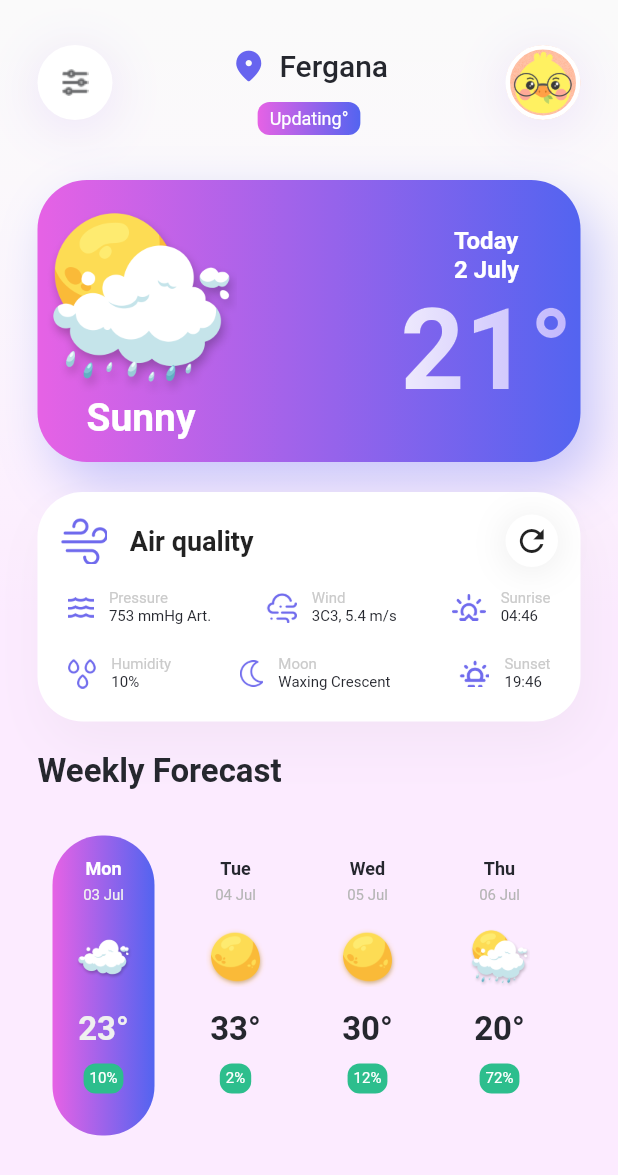
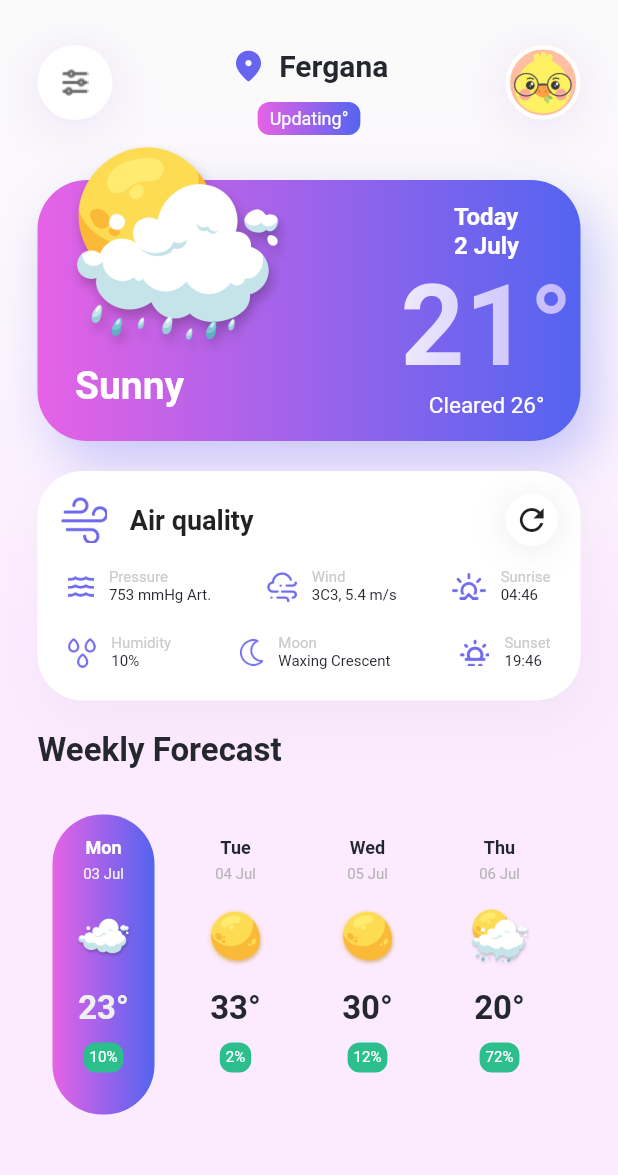
Before and after one commit to stevelpak/weather_app, a Flutter app: the screen it shows after launch, on a phone screen of 412 x 824 dp. Shown: the top 1175 px of the screen. Run offline on Flutter 3.47's test engine with Material 2 defaults, Android fonts, the phone set to English and light mode, and no system bars.

Commit message:
Weather App Updated Stack

```diff
--- a/lib/home_page.dart
+++ b/lib/home_page.dart
@@ -59,7 +59,7 @@ class _HomePageState extends State<HomePage> {
                         style: TextStyle(
                             fontSize: 20,
                             color: topCityColor,
-                        ),
+                            fontWeight: FontWeight.bold),
                       ),
                     ),
                     Container(
@@ -101,8 +101,11 @@ class _HomePageState extends State<HomePage> {
                 )
               ],
             ),
+            Stack(
+              children: [
                 Container(
-              padding: const EdgeInsets.symmetric(vertical: 15, horizontal: 5),
+                  padding:
+                      const EdgeInsets.symmetric(vertical: 15, horizontal: 5),
                   margin: const EdgeInsets.only(top: 30),
                   decoration: BoxDecoration(
                     borderRadius: BorderRadius.circular(33),
@@ -111,23 +114,24 @@ class _HomePageState extends State<HomePage> {
                       BoxShadow(
                         color: Color.fromRGBO(82, 100, 240, 0.31),
                         offset: Offset(10, 15),
-                        blurRadius: 30)
-                  ]),
+                        blurRadius: 30,
+                      )
+                    ],
+                  ),
                   child: Row(
                     mainAxisAlignment: MainAxisAlignment.spaceBetween,
                     children: [
                       Column(
                         children: [
-                      Image.asset(
-                        "assets/states/sunrain.png",
-                        scale: 4,
-                      ),
-                      Text(
+                          Padding(
+                            padding: const EdgeInsets.only(top: 100, left: 20),
+                            child: Text(
                               "Sunny",
                               style: TextStyle(
                                 fontSize: 26,
                                 fontWeight: FontWeight.bold,
                                 color: white,
+                              ),
                             ),
                           ),
                         ],
@@ -147,11 +151,27 @@ class _HomePageState extends State<HomePage> {
                             gradient: textGradient,
                             style: const TextStyle(
                                 fontSize: 75, fontWeight: FontWeight.bold),
+                          ),
+                          Text(
+                            "Cleared 26°",
+                            style: TextStyle(
+                              color: white,
+                              fontSize: 15,
+                            ),
                           )
                         ],
                       ),
                     ],
                   ),
+                ),
+                Padding(
+                  padding: const EdgeInsets.only(left: 20),
+                  child: Image.asset(
+                    "assets/states/sunrain.png",
+                    scale: 3.5,
+                  ),
+                ),
+              ],
             ),
             Container(
               margin: const EdgeInsets.symmetric(vertical: 20),
```
Lines whose indentation alone changed are shown as unchanged.
